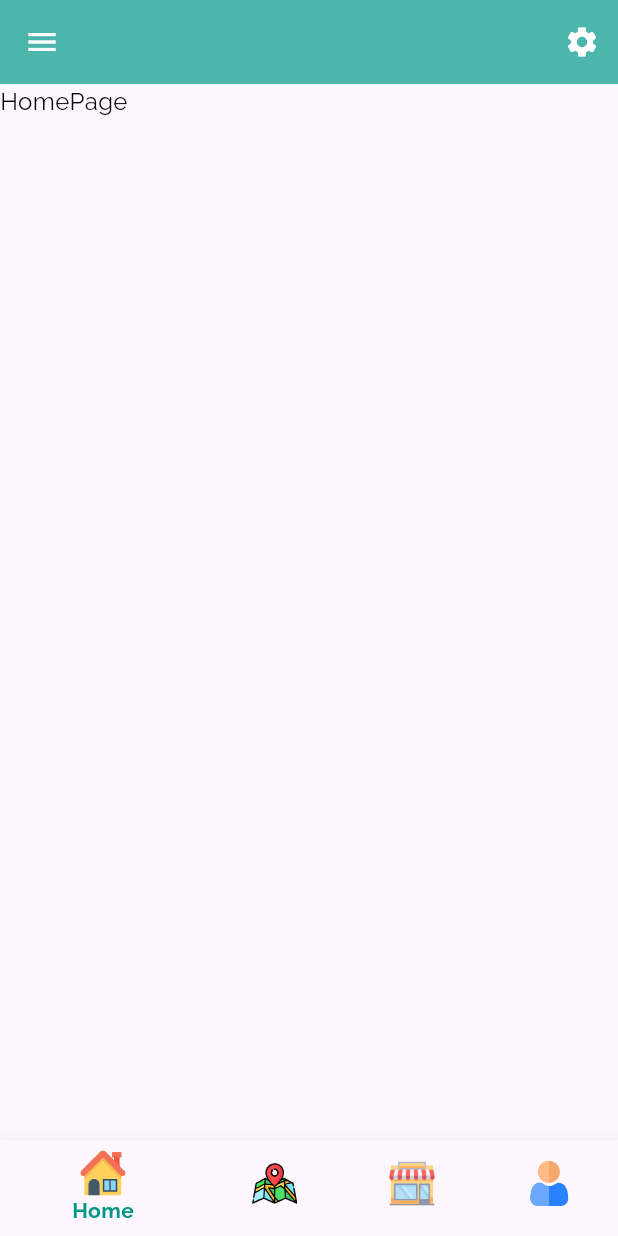
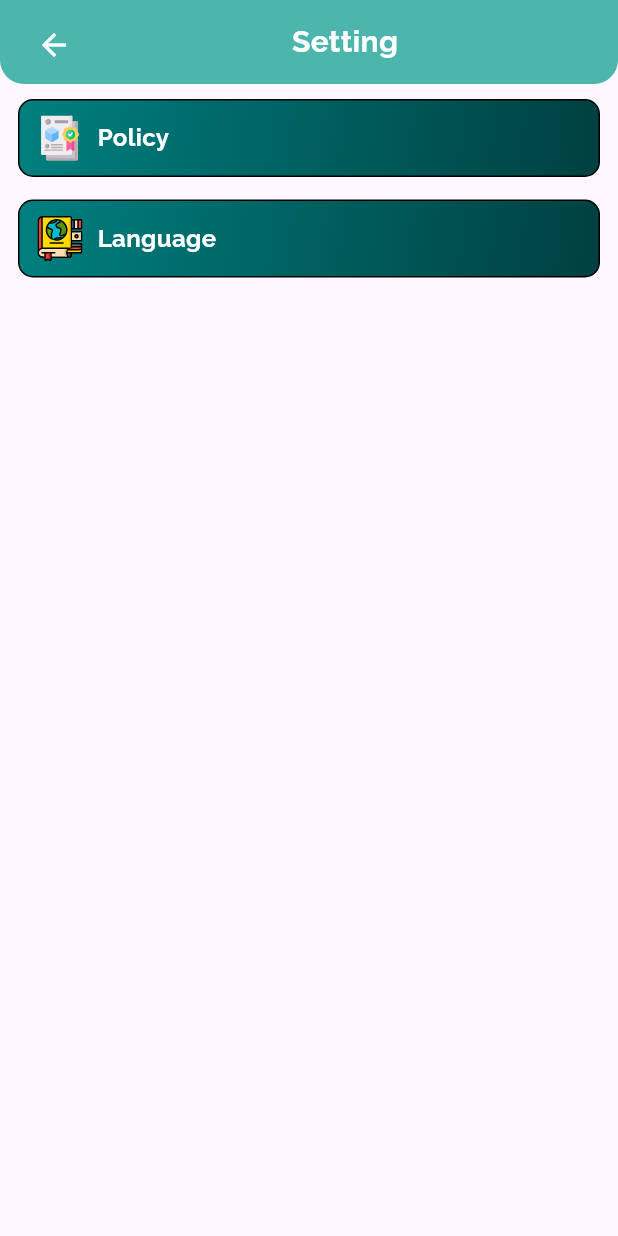
Before and after one commit to baolqpit/PetCare-App, a Flutter app: the screen it shows after launch, after a tap on the "settings" icon, on a phone screen of 412 x 824 dp. Run offline on Flutter 3.47's test engine with Material 3 defaults, Android fonts, the phone set to English and light mode, and no system bars; our stand-ins replace flutter_svg, get.

Commit message:
Setting Screens

```diff
--- a/lib/main.dart
+++ b/lib/main.dart
@@ -3,6 +3,7 @@ import 'package:get/get.dart';
 import 'package:petcare_app_management/controllers/app_controller.dart';
 import 'package:petcare_app_management/controllers/user_controller.dart';
 import 'package:petcare_app_management/controllers/user_controller.dart';
+import 'package:petcare_app_management/screens/setting_screens/setting_screen.dart';
 import 'package:petcare_app_management/share/Colors/app_color.dart';
 import 'package:petcare_app_management/share/Widgets/apptext.dart';
 import 'package:petcare_app_management/share/screen_and_menu.dart';
@@ -33,7 +34,7 @@ class _PetCareState extends State<PetCare> {
 
   @override
   Widget build(BuildContext context) {
-    return MaterialApp(
+    return GetMaterialApp(
       theme: ThemeData(
         fontFamily: 'Raleway',
         textTheme: Theme.of(context).textTheme.apply(fontFamily: 'Raleway'),
@@ -59,7 +60,7 @@ class _PetCareState extends State<PetCare> {
       )),
       actions: [
         IconButton(
-            onPressed: () {},
+            onPressed: () => Get.to(SettingScreen()),
             icon: const Icon(
               Icons.settings,
               color: AppColor.white,
@@ -75,10 +76,9 @@ class _PetCareState extends State<PetCare> {
 
   _buildAppBottomBar() {
     return Obx(() => BottomNavigationBar(
-          backgroundColor: AppColor.amber[200],
           items: ScreenAndMenu.listCustomerIcons,
           unselectedLabelStyle: const TextStyle(fontSize: Dimens.font_size_min),
-          // showUnselectedLabels: false,
+          showUnselectedLabels: true,
           unselectedItemColor: AppColor.black,
           selectedItemColor: AppColor.primary,
           selectedLabelStyle: const TextStyle(fontWeight: FontWeight.bold, fontSize: Dimens.font_size_min),
--- /dev/null
+++ b/lib/screens/setting_screens/setting_screen.dart
@@ -0,0 +1,60 @@
+import 'package:flutter/material.dart';
+import 'package:flutter_svg/flutter_svg.dart';
+import 'package:petcare_app_management/share/Colors/app_color.dart';
+import 'package:petcare_app_management/share/Dimens/dimens.dart';
+import 'package:petcare_app_management/share/Images/images.dart';
+import 'package:petcare_app_management/share/Widgets/apptext.dart';
+import 'package:petcare_app_management/share/Widgets/custom_app_bar.dart';
+
+class SettingScreen extends StatefulWidget {
+  const SettingScreen({super.key});
+
+  @override
+  State<SettingScreen> createState() => _SettingScreenState();
+}
+
+class _SettingScreenState extends State<SettingScreen> {
+  @override
+  Widget build(BuildContext context) {
+    return Scaffold(
+      body: _buildSettingContent(),
+      appBar: CustomAppBar(title: "Setting", showReturnButton: true,),
+    );
+  }
+
+  _buildSettingContent(){
+    return Container(
+      padding: const EdgeInsets.symmetric(horizontal: Dimens.padding_horizontal, vertical: Dimens.padding_vertical),
+      child: Column(
+        children: <Widget>[
+          _buildSettingRow(text: 'Policy', imgesURL: Images.policy_svg),
+          Dimens.height15,
+          _buildSettingRow(text: 'Language', imgesURL: Images.language_change_svg),
+        ],
+      ),
+    );
+  }
+
+  _buildSettingRow({required String text, required String imgesURL}){
+    return Container(
+        padding: const EdgeInsets.symmetric(horizontal: Dimens.padding_horizontal, vertical: Dimens.padding_vertical),
+    decoration: BoxDecoration(
+      gradient: LinearGradient(
+        colors: AppColor.darkCyanGradient,
+        begin: Alignment.topLeft,
+        end: Alignment.bottomRight,
+      ),
+      color: AppColor.primary,
+      borderRadius: BorderRadius.circular(Dimens.circular10),
+      border: Border.fromBorderSide(BorderSide(color: AppColor.black))
+    ),
+      child: Row(
+        children: <Widget>[
+          SvgPicture.asset(imgesURL, width: 30, height: 30,),
+          Dimens.width10,
+          Apptext(content: text, color: AppColor.white, fontWeight: FontWeight.bold,)
+      ],
+      ),
+    );
+  }
+}
--- a/lib/share/Colors/app_color.dart
+++ b/lib/share/Colors/app_color.dart
@@ -7,4 +7,15 @@ class AppColor {
     static const grey = Colors.grey;
     static const black = Colors.black;
 
+    static List<Color> purpleGradient = [
+        Color(0xFF663399), // Deep purple (start color)
+        Color(0xFF330066), // Darker purple (end color)
+    ];
+    static List<Color> darkCyanGradient = [
+        Color(0xFF008080),
+        Color(0xFF004040),
+    ];
+
+
+
 }
--- a/lib/share/Dimens/dimens.dart
+++ b/lib/share/Dimens/dimens.dart
@@ -10,7 +10,7 @@ class Dimens {
 //   Padding Size Define
   static const padding_vertical = 10.0;
   static const padding_horizontal = 12.0;
-
+  static const padding_8 = 8.0;
 //   Height Size Design
   static const height5 = SizedBox(height: 5.0,) ;
   static const height10 = SizedBox(height: 10.0,);
@@ -18,4 +18,17 @@ class Dimens {
   static const height15 = SizedBox(height: 15.0,);
   static const height20 = SizedBox(height: 20.0,);
 
+  //   Height Size Design
+  static const width5 = SizedBox(width:  5.0,) ;
+  static const width10 = SizedBox(width:  10.0,);
+  static const width12 = SizedBox(width:  12.0,);
+  static const width15 = SizedBox(width:  15.0,);
+  static const width20 = SizedBox(width:  20.0,);
+
+// Circular Size Design
+  static const circular5 = 5.0 ;
+  static const circular10 = 10.0 ;
+  static const circular12 = 12.0 ;
+  static const circular50 = 50.0 ;
+
 }
--- /dev/null
+++ b/lib/share/Widgets/custom_app_bar.dart
@@ -0,0 +1,58 @@
+import 'package:flutter/cupertino.dart';
+import 'package:flutter/material.dart';
+import 'package:get/get.dart';
+import 'package:petcare_app_management/share/Colors/app_color.dart';
+import 'package:petcare_app_management/share/Dimens/dimens.dart';
+import 'package:petcare_app_management/share/Widgets/apptext.dart';
+
+class CustomAppBar extends StatelessWidget implements PreferredSizeWidget {
+  String? title;
+  bool showReturnButton;
+  final double borderRadius; // Added to control corner radius
+
+  CustomAppBar({
+    required this.title,
+    required this.showReturnButton,
+    this.borderRadius = 16.0, // Default corner radius
+  });
+
+  @override
+  Widget build(BuildContext context) {
+    return Container(
+      decoration: BoxDecoration(
+        color: AppColor.primary[300],
+        borderRadius: BorderRadius.only(
+          bottomLeft: Radius.circular(borderRadius),
+          bottomRight: Radius.circular(borderRadius),
+        ),
+      ),
+      child: Padding(
+        padding: const EdgeInsets.symmetric(horizontal: Dimens.padding_horizontal, vertical: Dimens.padding_vertical),
+        child: Row(
+          mainAxisAlignment: MainAxisAlignment.center,
+          children: [
+            showReturnButton
+                ? IconButton(
+              onPressed: () => Get.back(),
+              icon: Icon(Icons.arrow_back, color: AppColor.white),
+            )
+                : SizedBox(),
+            Expanded(
+              child: Center(
+                child: Apptext(
+                  content: title ?? "",
+                  fontWeight: FontWeight.bold,
+                  color: AppColor.white,
+                  textSize: Dimens.font_size_title,
+                ),
+              ),
+            ),
+          ],
+        ),
+      ),
+    );
+  }
+
+  @override
+  Size get preferredSize => Size.fromHeight(kToolbarHeight);
+}
```
